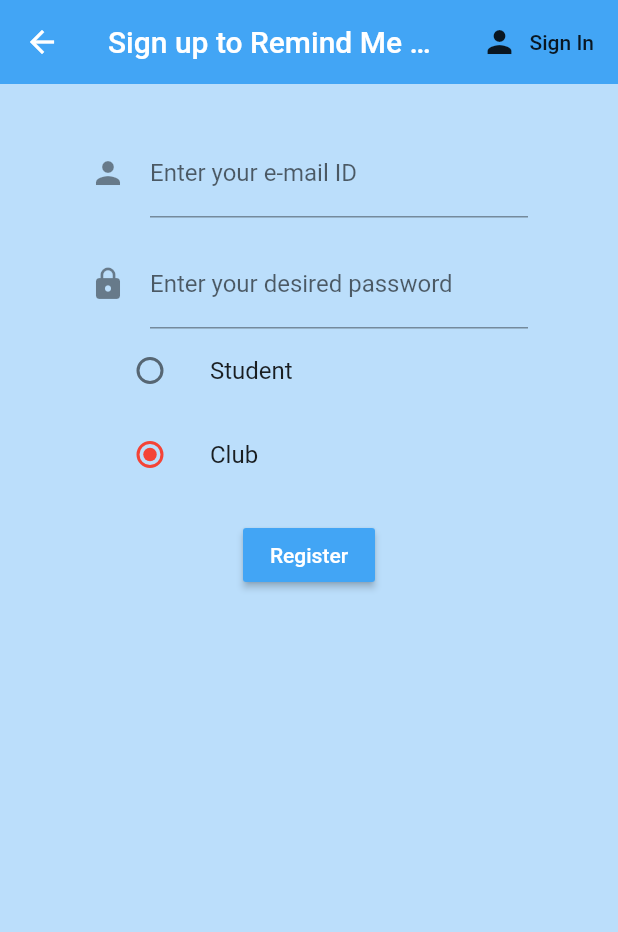
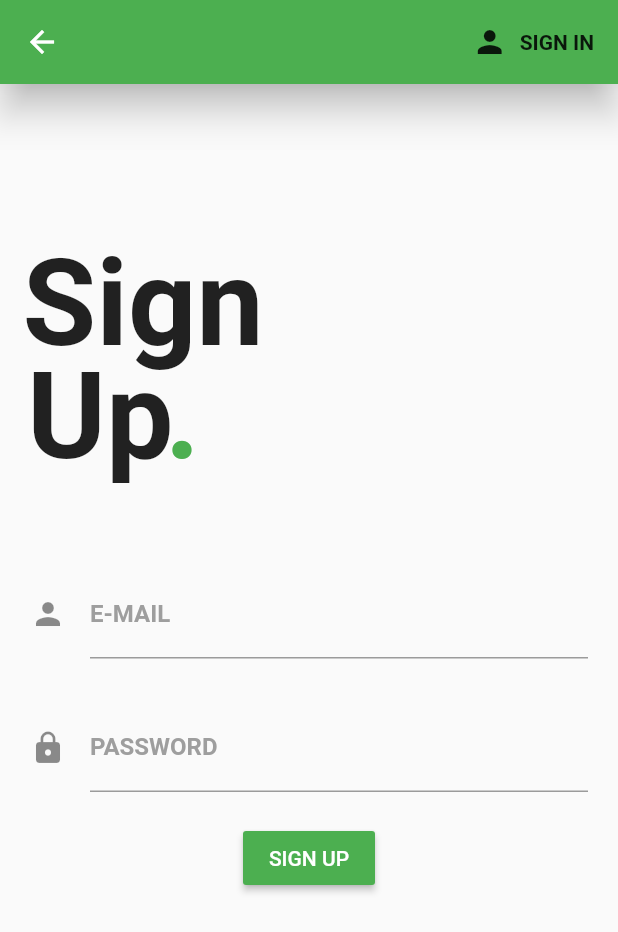
Before and after one commit to ddarshney/reminderapp, a Flutter app: the Register screen opened directly, on a phone screen of 412 x 824 dp. Shown: the top 932 px of the screen. Run offline on Flutter 3.47's test engine with Material 2 defaults, Android fonts, the phone set to English and light mode, and no system bars; our stand-ins replace firebase_auth, firebase_core; accounts and stored records are empty.

Commit message:
Update register.dart

```diff
--- a/lib/screens/authentication/register.dart
+++ b/lib/screens/authentication/register.dart
@@ -23,105 +23,113 @@ class _RegisterState extends State<Register> {
 
   @override
   Widget build(BuildContext context) {
-    return Scaffold(
-      backgroundColor: Colors.blue[100],
+    return new Scaffold(
       appBar: AppBar(
-        backgroundColor: Colors.blue[400],
-        elevation: 0.0,
-        title: Text('Sign up to Remind Me App'),
+        backgroundColor: Colors.green,
+        elevation: 10.0,
         actions: <Widget>[
           FlatButton.icon(
             icon: Icon(Icons.person),
-            label: Text('Sign In'),
+            label: Text('SIGN IN',
+              style:TextStyle(fontWeight: FontWeight.bold,
+
+              ),),
             onPressed: () => widget.toggleView(),
           ),
         ],
       ),
-      body: Container(
-        padding: EdgeInsets.symmetric(vertical: 15.0, horizontal: 60.0),
+      resizeToAvoidBottomPadding: false,
+      body: Column(
+        crossAxisAlignment: CrossAxisAlignment.start,
+        children: <Widget>[
+          Container(
+            child: Stack(
+              children: <Widget>[
+                Container(
+                  padding: EdgeInsets.fromLTRB(15.0, 100.0, 0.0, 0.0),
+                  child: Text('Sign',
+                      style: TextStyle(fontSize: 80.0, fontWeight: FontWeight.bold)),
+                ),
+                Container(
+                  padding: EdgeInsets.fromLTRB(18.0, 175.0, 0.0, 0.0),
+                  child: Text('Up',
+                      style: TextStyle(fontSize: 80.0, fontWeight: FontWeight.bold)),
+                ),
+                Container(
+                  padding: EdgeInsets.fromLTRB(110.0, 175.0, 0.0, 0.0),
+                  child: Text('.',
+                      style: TextStyle(fontSize: 80.0,fontWeight: FontWeight.bold,color: Colors.green)),
+                )
+              ],
+            ),
+          ),
+          Container(
+            padding: EdgeInsets.only(top: 35.0, left: 20.0, right: 20.0),
             child: Form(
               key: _formKey,
               child: Column(
                 children: <Widget>[
-              SizedBox(height: 15.0),
+                  SizedBox(
+                    height: 20.0,
+                  ),
                   TextFormField(
                     decoration: InputDecoration(
                         icon: Icon(Icons.person),
-                    labelText: 'Enter your e-mail ID'),
-                validator: (val) => val.isEmpty ? 'No e-mail ID entered' : null,
+                        labelText: 'E-MAIL',
+                        labelStyle:TextStyle(
+                            fontWeight: FontWeight.bold, color: Colors.grey),
+                        focusedBorder: UnderlineInputBorder(
+                            borderSide: BorderSide(color: Colors.green))),
+                    validator: (val) => val.isEmpty ? 'NO E-MAIL ID ENTERED' : null,
                     onChanged: (val) {
                       setState(() => email = val);
                     },
                   ),
-              SizedBox(height: 15.0),
+                  SizedBox(height: 30.0),
                   TextFormField(
                     decoration: InputDecoration(
-                    icon: Icon(Icons.lock),
-                    labelText: 'Enter your desired password'),
+                        icon: Icon(Icons.lock), labelText: 'PASSWORD',
+                        labelStyle:TextStyle(
+                            fontWeight: FontWeight.bold, color: Colors.grey),
+                        focusedBorder: UnderlineInputBorder(
+                            borderSide: BorderSide(color: Colors.green))),
                     obscureText: true,
                     validator: (val) => val.length < 6
-                    ? 'Enter a password with 6 or more characters'
+                        ? 'PASSWORD SHOULD HAVE 6 OR MORE CHARACTERS'
                         : null,
                     onChanged: (val) {
                       setState(() => password = val);
                     },
                   ),
-              ListTile(
-                title: const Text('Student'),
-                leading: Radio(
-                  activeColor: Colors.red,
-                  hoverColor: Colors.red,
-                  value: SingingCharacter.student,
-                  groupValue: _character,
-                  onChanged: (SingingCharacter value) {
-                    setState(() {
-                      _character = value;
-                    });
-                  },
-                ),
-              ),
-              ListTile(
-                title: const Text('Club'),
-                leading: Radio(
-                  activeColor: Colors.red,
-                  hoverColor: Colors.red,
-                  focusColor: Colors.red,
-                  value: SingingCharacter.clubmember,
-                  groupValue: _character,
-                  onChanged: (SingingCharacter value) {
-                    setState(() {
-                      _character = value;
-                    });
-                  },
-                ),
-              ),
-              SizedBox(height: 15.0),
+                  SizedBox(height: 20.0),
                   RaisedButton(
-                  color: Colors.blue[400],
+                      color: Colors.green,
                       child: Text(
-                    'Register',
+                        'SIGN UP',
                         style: TextStyle(color: Colors.white),
                       ),
                       onPressed: () async {
                         if (_formKey.currentState.validate()) {
-                      dynamic result = await _auth.registerwithemailpassword(
-                          email, password);
+                          dynamic result =
+                          await _auth.registerwithemailpassword(email, password);
                           if (result == null) {
                             setState(() {
-                          error = 'Please enter a valid e-mail';
+                              error = 'ERROR SIGNING UP';
                             });
                           }
                         }
                       }),
-              SizedBox(height: 20.0),
+
                   Text(
                     error,
                     style: TextStyle(color: Colors.red, fontSize: 15.0),
-              )
+                  ),
                 ],
               ),
             ),
           ),
+        ],
+      ),
     );
   }
 }
```
Lines whose indentation alone changed are shown as unchanged.
